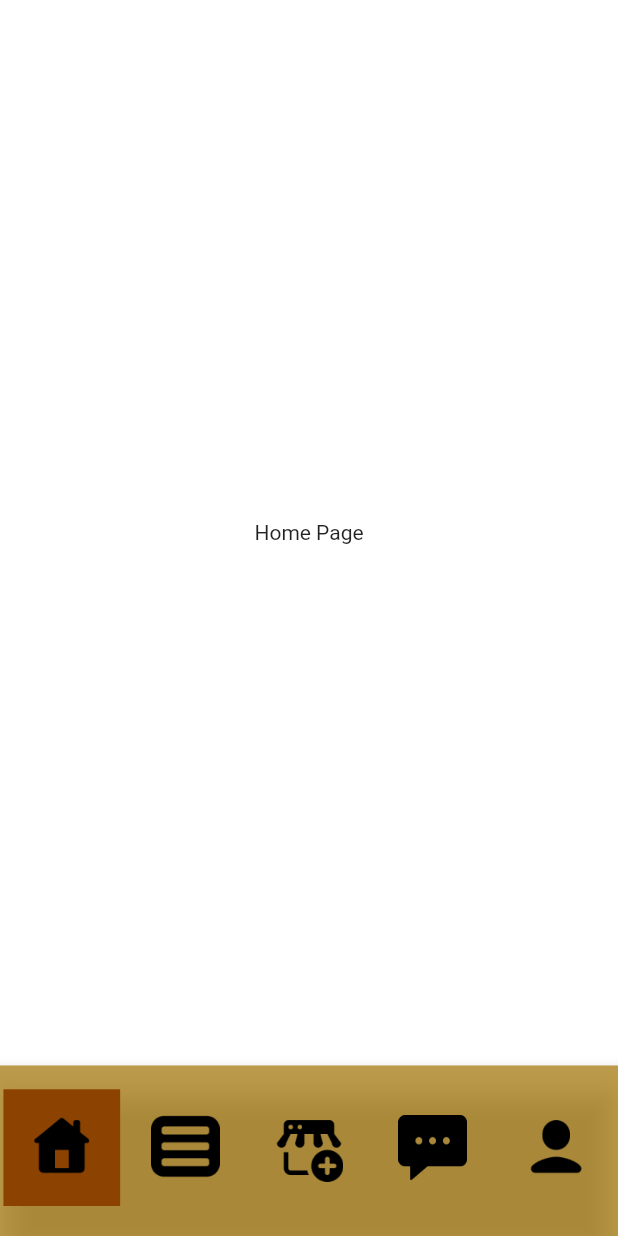
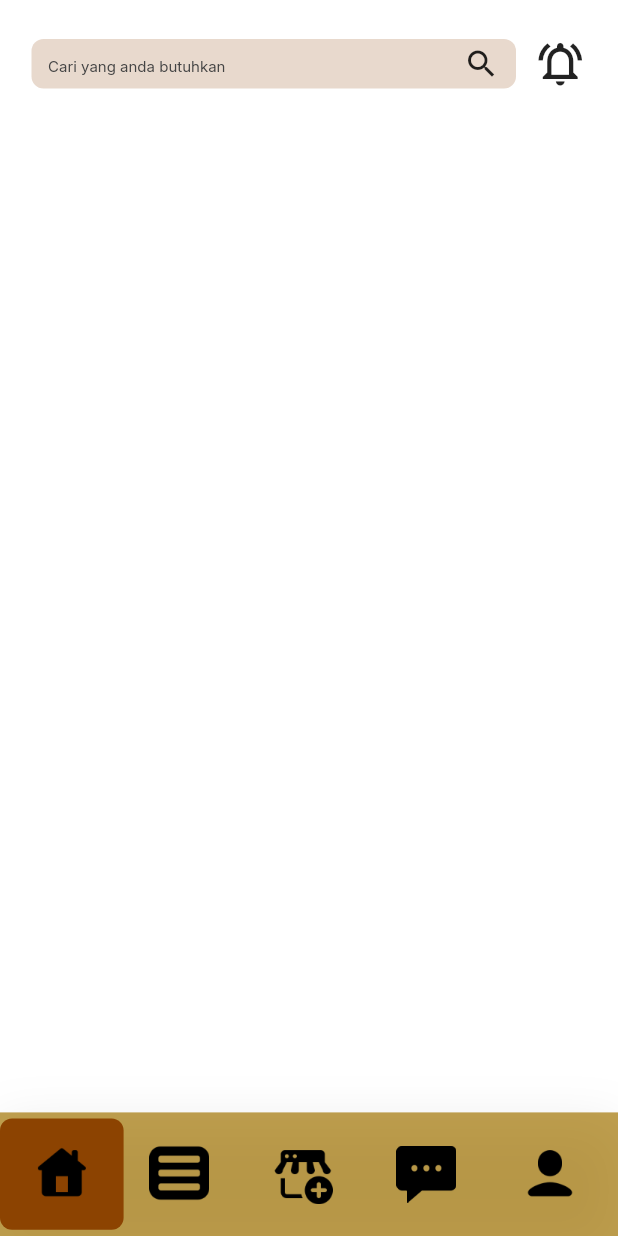
Before and after one commit to FARID-NR/api_app, a Flutter app: the MainNavbarPage screen opened by its route, on a phone screen of 412 x 824 dp. Run offline on Flutter 3.47's test engine with Material 2 defaults, Android fonts, the light colour scheme and no system bars; our stand-ins replace flutter_easyloading, flutter_screenutil, get, google_fonts.

Commit message:
pembuatan seach pada home

```diff
--- a/lib/common/values/colors.dart
+++ b/lib/common/values/colors.dart
@@ -8,9 +8,13 @@ class AppColors {
 
   static const Color primarySecondaryElement = Color.fromARGB(177,162,116,1);
 
+  static const Color primarySecondaryElementSearch = Color(0xFFE8D9CD);
+
   static const Color primaryText = Color.fromARGB(255, 0, 0, 0);
 
   static const Color hintText = Color(0xFF787878);
+
+  static const Color textcolor3 = Color(0xFF444444);
 
   static const Color secondaryText = Color(0xFF585858);
 
--- a/lib/pages/main_navigation/button_nav/controller.dart
+++ b/lib/pages/main_navigation/button_nav/controller.dart
@@ -1,4 +1,9 @@
 import 'package:api_app/common/routes/routes.dart';
+import 'package:api_app/pages/main_navigation/feed/view.dart';
+import 'package:api_app/pages/main_navigation/home/view.dart';
+import 'package:api_app/pages/main_navigation/messages/view.dart';
+import 'package:api_app/pages/main_navigation/profile/view.dart';
+import 'package:api_app/pages/main_navigation/store/view.dart';
 import 'package:flutter/material.dart';
 import 'package:get/get.dart';
 
@@ -8,6 +13,35 @@ class MainNavbarController extends GetxController{
   MainNavbarController();
   final state = MainNavbarState();
 
-  int currentIndex = 0;
+  var currentIndex = 0.obs;
+
+  List<String> listOfIcons = [
+    'assets/images/icon_home.png',
+    'assets/images/iocn_feed.png',
+    'assets/images/icon_store.png',
+    'assets/images/icon_chat.png',
+    'assets/images/icon_profile.png',
+  ];
+
+  List<String> listOfStrings = [
+    'Home',
+    'Feed',
+    'Store',
+    'Message',
+    'Profile'
+  ];
+
+  final List<Widget> pages = [
+    HomePage(),
+    FeedPage(),
+    StorePage(),
+    MessagePage(),
+    ProfilePage()
+  ];
+
+  void changePage(int index) {
+    currentIndex.value = index;
+  }
+
 
 }
--- a/lib/pages/main_navigation/button_nav/view.dart
+++ b/lib/pages/main_navigation/button_nav/view.dart
@@ -6,6 +6,7 @@ import 'package:api_app/pages/main_navigation/messages/index.dart';
 import 'package:api_app/pages/main_navigation/profile/index.dart';
 import 'package:api_app/pages/main_navigation/store/index.dart';
 import 'package:flutter/material.dart';
+import 'package:flutter/services.dart';
 import 'package:flutter_screenutil/flutter_screenutil.dart';
 import 'package:get/get.dart';
 import 'package:google_fonts/google_fonts.dart';
@@ -13,161 +14,113 @@ import 'package:google_fonts/google_fonts.dart';
 import 'index.dart';
 
 class MainNavbarPage extends StatefulWidget {
-  const MainNavbarPage({super.key});
+  const MainNavbarPage({Key? key});
 
   @override
   State<MainNavbarPage> createState() => _MainNavbarPageState();
 }
 
-
 class _MainNavbarPageState extends State<MainNavbarPage> {
-  final controller = Get.find<MainNavbarController>();
+  MainNavbarController controller = Get.find<MainNavbarController>();
 
   @override
   Widget build(BuildContext context) {
-
-    Widget bottomNav(){
-      return BottomAppBar(
-        shape: CircularNotchedRectangle(),
-        clipBehavior: Clip.antiAlias,
-        child: BottomNavigationBar(
-          backgroundColor: AppColors.primarySecondaryElement,
-          currentIndex: controller.currentIndex,
-          onTap: (value) {
+    double displayWidth = MediaQuery.of(context).size.width;
+    return Scaffold(
+      bottomNavigationBar: Container(
+        height: displayWidth * .2,
+        decoration: BoxDecoration(
+          color: AppColors.primarySecondaryElement,
+          boxShadow: [
+            BoxShadow(
+              color: Colors.black.withOpacity(.1),
+              blurRadius: 30,
+              offset: Offset(0, 10),
+            ),
+          ],
+        ),
+        child: Row(
+          children: [
+            for (int index = 0; index < 5; index++)
+              Expanded(
+                child: InkWell(
+                  onTap: () {
                     setState(() {
-              print(value);
-              controller.currentIndex = value;
+                      controller.currentIndex.value = index;
+                      HapticFeedback.lightImpact();
                     });
+                    controller.changePage(index);
                   },
-          type: BottomNavigationBarType.fixed,
-          // selectedItemColor: AppColors.primaryElement,
-          items: [
-            BottomNavigationBarItem(
-              icon: InkWell(
-                child: Container(
-                  width: 68.w,
-                  height: 68.w,
-                  color: controller.currentIndex == 0 ? AppColors.primaryElement : Colors.transparent,
-                  margin: const EdgeInsets.fromLTRB(0, 10, 0, 0),
-                  child: Align(
+                  splashColor: Colors.transparent,
+                  highlightColor: Colors.transparent,
+                  child: Stack(
+                    children: [
+                      AnimatedContainer(
+                        duration: Duration(seconds: 1),
+                        curve: Curves.fastLinearToSlowEaseIn,
+                        width: index == controller.currentIndex.value
+                            ? displayWidth * .32
+                            : displayWidth * .18,
                         alignment: Alignment.center,
-                    child: Image.asset(
-                      'assets/images/icon_home.png',
-                      width: 40.w,
+                        child: AnimatedContainer(
+                          duration: Duration(seconds: 1),
+                          curve: Curves.fastLinearToSlowEaseIn,
+                          height: index == controller.currentIndex.value
+                              ? displayWidth * .18
+                              : 0,
+                          width: index == controller.currentIndex.value
+                              ? displayWidth * .32
+                              : displayWidth * .18,
+                          decoration: BoxDecoration(
+                            color: index == controller.currentIndex.value
+                                ? AppColors.primaryElement
+                                : Colors.transparent,
+                            borderRadius: BorderRadius.circular(8),
                           ),
                         ),
                       ),
-              ),
-              label: '',
-            ),
-
-            BottomNavigationBarItem(
-              icon: InkWell(
-                child: Container(
-                  width: 68.w,
-                  height: 68.w,
-                  color: controller.currentIndex == 1 ? AppColors.primaryElement : Colors.transparent,
-                  margin: const EdgeInsets.fromLTRB(0, 10, 0, 0),
+                      AnimatedContainer(
+                        duration: Duration(seconds: 1),
+                        curve: Curves.fastLinearToSlowEaseIn,
+                        width: index == controller.currentIndex.value
+                            ? displayWidth * .31
+                            : displayWidth * .18,
+                        // alignment: Alignment.center,
                         child: Align(
                           alignment: Alignment.center,
+                          child: Column(
+                            mainAxisAlignment: MainAxisAlignment.center,
+                            crossAxisAlignment: CrossAxisAlignment.center,
+                            children: [
+                              Align(
+                                alignment: Alignment.center,
                                 child: Image.asset(
-                      'assets/images/iocn_feed.png',
-                      width: 40.w,
+                                  controller.listOfIcons[index],
+                                  width: 40,
+                                  color: index == controller.currentIndex.value
+                                      ? Colors.black
+                                      : Colors.black26,
+                                  colorBlendMode: index == controller.currentIndex.value
+                                      ? BlendMode.srcIn
+                                      : BlendMode.dst,
+                                ),
+                              ),
+                            ],
                           ),
                         ),
                       ),
-              ),
-              label: '',
-            ),
-
-            BottomNavigationBarItem(
-              icon: InkWell(
-                child: Container(
-                  width: 68.w,
-                  height: 68.w,
-                  color: controller.currentIndex == 2 ? AppColors.primaryElement : Colors.transparent,
-                  margin: const EdgeInsets.fromLTRB(0, 10, 0, 0),
-                  child: Align(
-                    alignment: Alignment.center,
-                    child: Image.asset(
-                      'assets/images/icon_store.png',
-                      width: 40.w,
+                    ],
                   ),
                 ),
               ),
-              ),
-              label: '',
-            ),
-
-            BottomNavigationBarItem(
-              icon: InkWell(
-                child: Container(
-                  width: 68.w,
-                  height: 68.w,
-                  color: controller.currentIndex == 3 ? AppColors.primaryElement : Colors.transparent,
-                  margin: const EdgeInsets.fromLTRB(0, 10, 0, 0),
-                  child: Align(
-                    alignment: Alignment.center,
-                    child: Image.asset(
-                      'assets/images/icon_chat.png',
-                      width: 40.w,
+          ],
         ),
       ),
-                ),
-              ),
-              label: '',
-            ),
-
-            BottomNavigationBarItem(
-              icon: InkWell(
-                child: Container(
-                  width: 68.w,
-                  height: 68.w,
-                  color: controller.currentIndex == 4 ? AppColors.primaryElement : Colors.transparent,
-                  margin: const EdgeInsets.fromLTRB(0, 10, 0, 0),
-                  child: Align(
-                    alignment: Alignment.center,
-                    child: Image.asset(
-                      'assets/images/icon_profile.png',
-                      width: 40.w,
-                    ),
-                  ),
-                ),
-              ),
-              label: '',
-            ),
-          ],
-
+      body: IndexedStack(
+        index: controller.currentIndex.value,
+        children: controller.pages,
       ),
     );
   }
 
-    Widget body(){
-      switch (controller.currentIndex){
-        case 0 :
-          return HomePage();
-
-        case 1 :
-          return FeedPage();
-
-        case 2 :
-          return StorePage();
-
-        case 3 :
-          return MessagePage();
-
-        case 4 :
-          return ProfilePage();
-
-        default :
-        return HomePage();
 }
-    }
-
-    return Scaffold(
-      backgroundColor: AppColors.primaryBackground,
-      bottomNavigationBar: bottomNav(),
-      body: body(),
-    );
-  }
-}
--- a/lib/pages/main_navigation/home/view.dart
+++ b/lib/pages/main_navigation/home/view.dart
@@ -2,17 +2,78 @@ import 'package:api_app/common/values/colors.dart';
 import 'package:flutter/material.dart';
 import 'package:flutter_screenutil/flutter_screenutil.dart';
 import 'package:get/get.dart';
+import 'package:google_fonts/google_fonts.dart';
 
 import 'index.dart';
 
 class HomePage extends GetView<HomeController> {
   const HomePage({super.key});
+
+
+  Widget _buildSearchLon() {
+    return Row(
+      children: [
+        Expanded(
+          child: Container(
+            height: 33,
+            padding: EdgeInsets.symmetric(horizontal: 11),
+            decoration: BoxDecoration(
+              color: AppColors.primarySecondaryElementSearch,
+              borderRadius: BorderRadius.circular(8)
+            ),
+            child: Row(
+              children: [
+                Expanded(
+                  child: TextFormField(
+
+
+                    decoration: InputDecoration.collapsed(
+                      hintText: 'Cari yang anda butuhkan',
+                      hintStyle: GoogleFonts.inter(
+                        color: AppColors.textcolor3,
+                        fontSize: 10,
+                        fontWeight: FontWeight.w400
+                      )
+                    ),
+                  ),
+                ),
+                GestureDetector(
+                  onTap: () {
+
+                  },
+                  child: Icon(Icons.search),
+                )
+              ],
+            ),
+          ),
+        ),
+        SizedBox(width: 12),
+        Icon(
+          Icons.notifications_active_outlined,
+          size: 35,
+          )
+      ],
+    );
+  }
+
   @override
   Widget build(BuildContext context) {
-    return Scaffold(
-      body: Center(
-        child: Text('Home Page'),
-      )
+    return SafeArea(
+      child: Scaffold(
+        body: Container(
+          padding: EdgeInsets.only(
+            top: 25,
+            right: 21,
+            left: 21,
+            bottom: 2
+          ),
+          child: Column(
+            children: [
+              _buildSearchLon()
+            ],
+          ),
+        )
+      ),
     );
   }
 }
```
Also changed, not shown: lib/pages/main_navigation/button_nav/view1.dart (added, +178 -0 lines). Lines whose indentation alone changed are shown as unchanged.
